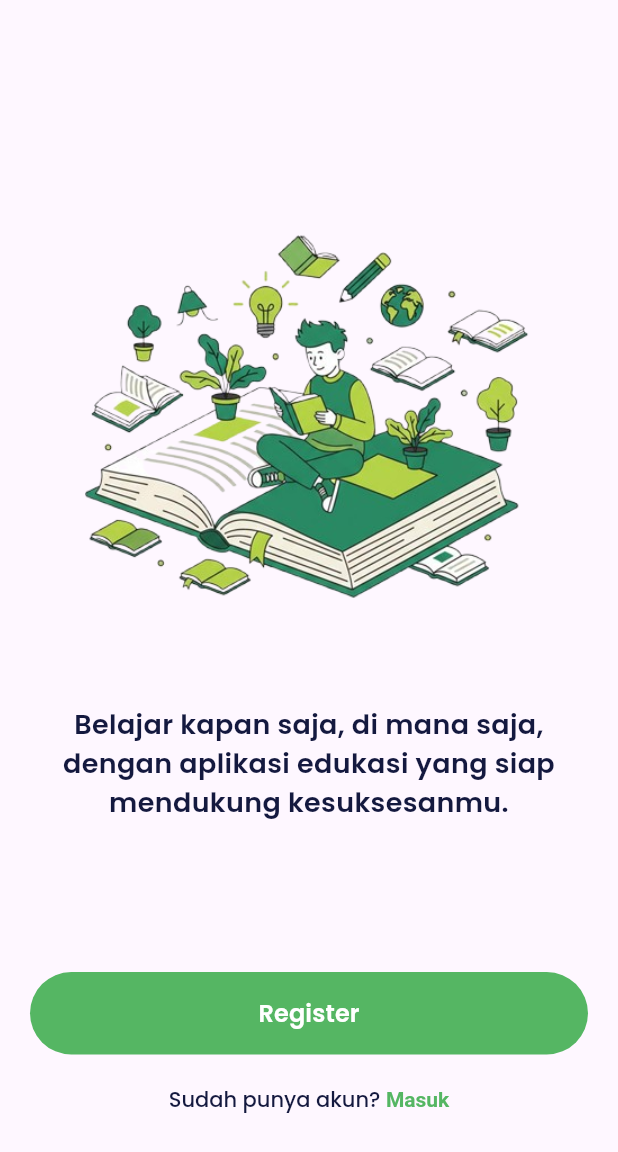
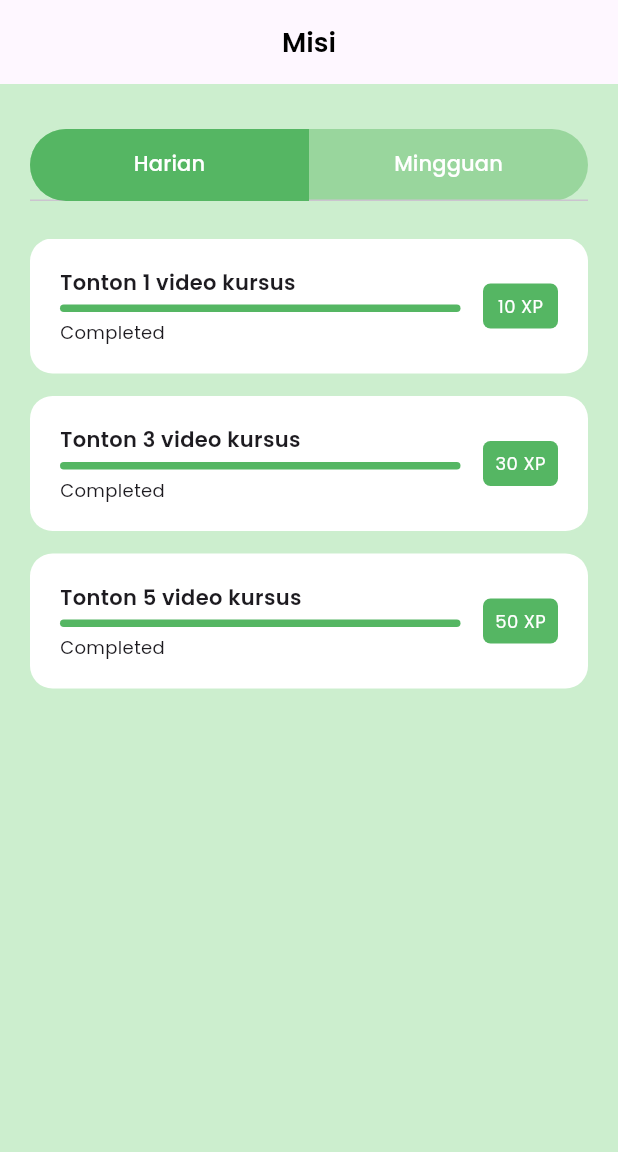
Before and after one commit to yowxy/Ngodingin, a Flutter app: the screen it shows after launch, on a phone screen of 412 x 824 dp. Shown: the top 1152 px of the screen. Run offline on Flutter 3.47's test engine with Material 3 defaults, Android fonts, the light colour scheme and no system bars; our stand-ins replace flutter_svg, google_fonts, google_nav_bar, line_icons, shared_preferences; accounts and stored records are empty.

Commit message:
feat: slicing mission pages and fetch filter recommended course in home

```diff
--- a/lib/features/course/screens/course_detail.dart
+++ b/lib/features/course/screens/course_detail.dart
@@ -206,7 +206,7 @@ class _CourseDetailState extends State<CourseDetail> {
                                   ),
                                   child: Text(
                                     courseDetail?.course.description ??
-                                        "React JS adalah library JavaScript...", // Gunakan data provider
+                                        "React JS adalah library JavaScript...",
                                     style: TextStyle(fontSize: 14),
                                   ),
                                 ),
@@ -246,7 +246,7 @@ class _CourseDetailState extends State<CourseDetail> {
                                               fontSize: 13,
                                               color: lightGrey,
                                             ),
-                                          ), // Gunakan data provider
+                                          ),
                                         ],
                                       ),
                                       Spacer(),
@@ -274,7 +274,7 @@ class _CourseDetailState extends State<CourseDetail> {
                                                 fontSize: 12,
                                                 fontWeight: semibold,
                                               ),
-                                            ), // Gunakan data provider
+                                            ),
                                           ],
                                         ),
                                       ),
--- a/lib/features/home/widgets/course_card.dart
+++ b/lib/features/home/widgets/course_card.dart
@@ -54,13 +54,16 @@ class CourseCard extends StatelessWidget {
                   children: [
                     Image.network(course.image, height: 120, width: 120, fit: BoxFit.cover),
                     SizedBox(width: 15),
-                    Column(
+                    Expanded(
+                      child: Column(
                         crossAxisAlignment: CrossAxisAlignment.start,
                         mainAxisAlignment: MainAxisAlignment.center,
                         children: [
                           Text(
                             course.title,
                             style: TextStyle(fontSize: 14, fontWeight: semibold),
+                            maxLines: 1,
+                            overflow: TextOverflow.ellipsis,
                           ),
                           SizedBox(height: 2),
                           Row(
@@ -76,6 +79,7 @@ class CourseCard extends StatelessWidget {
                           ),
                         ],
                       ),
+                    ),
                   ],
                 ),
                 Icon(LineIcons.heart),
--- /dev/null
+++ b/lib/features/mission/screens/mission.dart
@@ -0,0 +1,96 @@
+import 'package:flutter/material.dart';
+import 'package:hology_fe/features/mission/widgets/list_mission.dart';
+import 'package:hology_fe/shared/theme.dart';
+
+class Mission extends StatefulWidget {
+  const Mission({super.key});
+
+  @override
+  State<Mission> createState() => _MissionState();
+}
+
+class _MissionState extends State<Mission> with SingleTickerProviderStateMixin {
+  late TabController _tabController;
+
+  @override
+  void initState() {
+    super.initState();
+    _tabController = TabController(length: 2, vsync: this);
+  }
+
+  @override
+  void dispose() {
+    _tabController.dispose();
+    super.dispose();
+  }
+
+  @override
+  Widget build(BuildContext context) {
+    return DefaultTabController(
+      length: 2,
+      child: Scaffold(
+        appBar: AppBar(
+          title: Text(
+            "Misi",
+            style: TextStyle(
+              color: Colors.black,
+              fontWeight: semibold,
+              fontSize: 18,
+            ),
+          ),
+          centerTitle: true,
+        ),
+        body: SafeArea(
+          child: Container(
+            color: whitegreenColor,
+            padding: EdgeInsets.all(20),
+            child: Column(
+              children: [
+                SizedBox(height: 10),
+                Container(
+                  decoration: BoxDecoration(
+                    color: Color(0xff99D69D),
+                    borderRadius: BorderRadius.all(Radius.circular(99)),
+                  ),
+                  child: TabBar(
+                    controller: _tabController,
+                    indicator: BoxDecoration(
+                      color: greenColor,
+                      borderRadius: BorderRadius.horizontal(
+                        left: _tabController.index == 0
+                            ? const Radius.circular(99)
+                            : Radius.zero,
+                        right: _tabController.index == 1
+                            ? const Radius.circular(99)
+                            : Radius.zero,
+                      ),
+                    ),
+                    indicatorSize: TabBarIndicatorSize.tab,
+                    labelColor: whiteColor,
+                    unselectedLabelColor: whiteColor,
+                    onTap: (_) {
+                      setState(() {});
+                    },
+                    tabs: const [
+                      Tab(text: "Harian"),
+                      Tab(text: "Mingguan"),
+                    ],
+                  ),
+                ),
+                SizedBox(height: 25),
+                Expanded(
+                  child: TabBarView(
+                    children: [
+                      SingleChildScrollView(child: ListMission()),
+                      SingleChildScrollView(child: ListMission()),
+                    ],
+                  ),
+                ),
+              ],
+            ),
+          ),
+        ),
+      ),
+    );
+  }
+}
--- /dev/null
+++ b/lib/features/mission/widgets/list_mission.dart
@@ -0,0 +1,79 @@
+import 'package:flutter/material.dart';
+import 'package:hology_fe/shared/theme.dart';
+
+class ListMission extends StatelessWidget {
+  const ListMission({super.key});
+
+  final List<Map<String, String>> missions = const [
+    {'name': 'Tonton 1 video kursus', 'xp': '10'},
+    {'name': 'Tonton 3 video kursus', 'xp': '30'},
+    {'name': 'Tonton 5 video kursus', 'xp': '50'},
+  ];
+
+  @override
+  Widget build(BuildContext context) {
+    return ListView.builder(
+      physics: const NeverScrollableScrollPhysics(),
+      shrinkWrap: true,
+      itemCount: missions.length,
+      itemBuilder: (context, index) {
+        final mission = missions[index];
+
+        return Container(
+          margin: EdgeInsets.only(bottom: 15),
+          padding: const EdgeInsets.symmetric(horizontal: 20, vertical: 10),
+          decoration: BoxDecoration(
+            color: whiteColor,
+            borderRadius: BorderRadius.circular(15),
+          ),
+          width: double.infinity,
+          height: 90,
+          child: Row(
+            mainAxisAlignment: MainAxisAlignment.center,
+            children: [
+              Expanded(
+                child: Column(
+                  mainAxisAlignment: MainAxisAlignment.center,
+                  crossAxisAlignment: CrossAxisAlignment.start,
+                  children: [
+                    Text(
+                      mission['name']!,
+                      style: TextStyle(fontWeight: semibold),
+                    ),
+                    SizedBox(height: 5),
+                    Container(
+                      width: double.infinity,
+                      height: 5,
+                      decoration: BoxDecoration(
+                        color: greenColor,
+                        borderRadius: BorderRadius.circular(99),
+                      ),
+                    ),
+                    SizedBox(height: 5),
+                    Text("Completed", style: TextStyle(fontSize: 12)),
+                  ],
+                ),
+              ),
+              SizedBox(width: 15),
+              Container(
+                width: 50,
+                height: 30,
+                padding: EdgeInsets.all(5),
+                decoration: BoxDecoration(
+                  color: greenColor,
+                  borderRadius: BorderRadius.circular(5),
+                ),
+                child: Center(
+                  child: Text(
+                    "${mission['xp']} XP",
+                    style: TextStyle(color: whiteColor, fontSize: 12),
+                  ),
+                ),
+              ),
+            ],
+          ),
+        );
+      },
+    );
+  }
+}
--- a/lib/main.dart
+++ b/lib/main.dart
@@ -1,5 +1,6 @@
 import 'package:flutter/material.dart';
 import 'package:google_fonts/google_fonts.dart';
+import 'package:hology_fe/features/mission/screens/mission.dart';
 import 'package:hology_fe/features/splash/splash_screen.dart';
 import 'package:hology_fe/providers/Database/db_provider.dart';
 import 'package:hology_fe/providers/ProfileProvider/profile_course_provider.dart';
@@ -39,7 +40,7 @@ class MyApp extends StatelessWidget {
         fontFamily: GoogleFonts.poppins().fontFamily,
       ),
       debugShowCheckedModeBanner: false,
-      home: const SplashPage(),
+      home: const Mission(),
     );
   }
 }
```
Also changed, not shown: lib/features/home/widgets/category_course_slider.dart (+6 -10 lines), lib/providers/HomeProvider/home_data_provider.dart (+70 -26 lines). Lines whose indentation alone changed are shown as unchanged.
